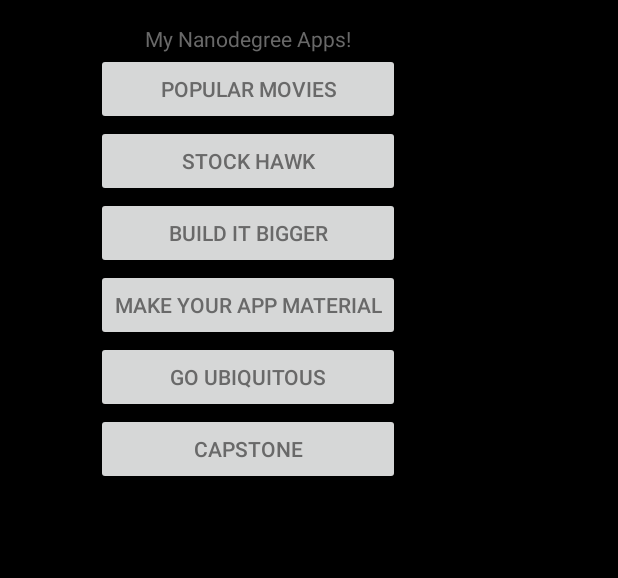
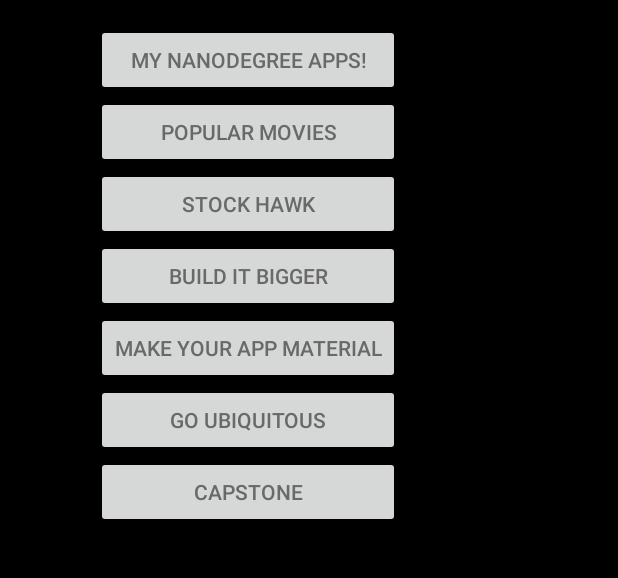
Before and after one commit to R-K-1/My-Apps-Portfolio, an Android app: the screen it shows after launch (MainActivity), on a phone screen of 412 x 824 dp, the part 84-662 px from its top. Run offline under Robolectric (Android 15) with nearby library versions, the phone set to English and light mode, and no system bars.

Commit message:
Applying custom style to buttons withing content layout

```diff
--- a/app/src/main/res/layout/content_main.xml
+++ b/app/src/main/res/layout/content_main.xml
@@ -24,43 +24,36 @@
         android:orientation="vertical">
 
             <TextView
-                android:layout_width="wrap_content"
-                android:layout_height="wrap_content"
+                style="@style/WidthMatchHeightWrapStyle"
                 android:text="@string/launcher_nano_apps" />
 
             <Button android:id="@+id/launcher_popularMovies"
-                android:layout_width="match_parent"
-                android:layout_height="wrap_content"
+                style="@style/WidthMatchHeightWrapStyle"
                 android:onClick="onAppLauncherButtonClicked"
                 android:text="@string/launcher_popular_movies"/>
 
             <Button android:id="@+id/launcher_stockHawk"
-                android:layout_width="match_parent"
-                android:layout_height="wrap_content"
+                style="@style/WidthMatchHeightWrapStyle"
                 android:onClick="onAppLauncherButtonClicked"
                 android:text="@string/launcher_stock_hawk"/>
 
             <Button android:id="@+id/launcher_buildItBigger"
-                android:layout_width="match_parent"
-                android:layout_height="wrap_content"
+                style="@style/WidthMatchHeightWrapStyle"
                 android:onClick="onAppLauncherButtonClicked"
                 android:text="@string/launcher_build_bigger"/>
 
             <Button android:id="@+id/launcher_makeYourApp"
-                android:layout_width="wrap_content"
-                android:layout_height="wrap_content"
+                style="@style/WidthWrapHeightWrapStyle"
                 android:onClick="onAppLauncherButtonClicked"
                 android:text="@string/launcher_make_app"/>
 
             <Button android:id="@+id/launcher_goUbiquitous"
-                android:layout_width="match_parent"
-                android:layout_height="wrap_content"
+                style="@style/WidthMatchHeightWrapStyle"
                 android:onClick="onAppLauncherButtonClicked"
                 android:text="@string/launcher_go_ubiquitous"/>
 
             <Button android:id="@+id/launcher_capstone"
-                android:layout_width="match_parent"
-                android:layout_height="wrap_content"
+                style="@style/WidthMatchHeightWrapStyle"
                 android:onClick="onAppLauncherButtonClicked"
                 android:text="@string/launcher_capstone"/>
 
```
